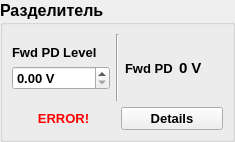
First picture: the form in divider_panel.ui, repository bulkanul/EVO_YFL_1064_GUI_coherent2, before the edit.
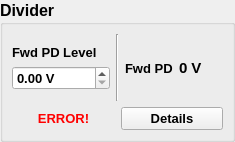
Second picture: the form after the edit.

The edit to the form file:
```diff
--- a/divider_panel.ui
+++ b/divider_panel.ui
@@ -41,12 +41,11 @@
       <font>
        <family>Arial</family>
        <pointsize>12</pointsize>
-       <weight>75</weight>
        <bold>true</bold>
       </font>
      </property>
      <property name="title">
-      <string>Разделитель</string>
+      <string>Divider</string>
      </property>
      <layout class="QVBoxLayout" name="verticalLayout_2">
       <item>
```
Left out of the diff: 13 changed lines with no effect on the pictures.
